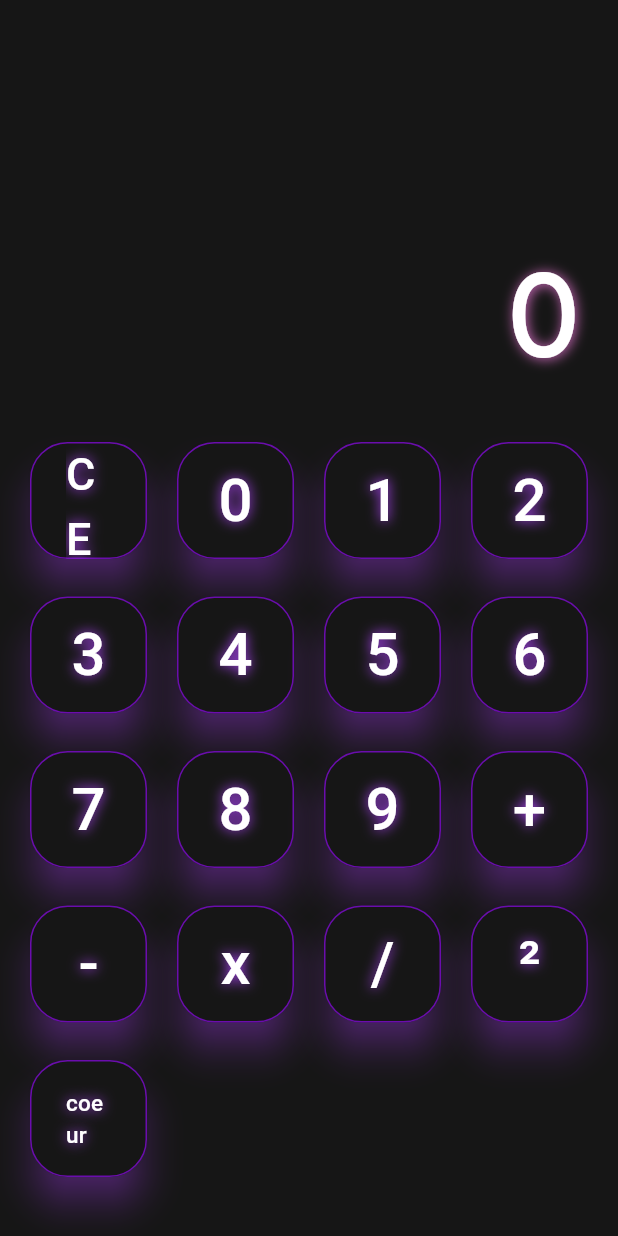
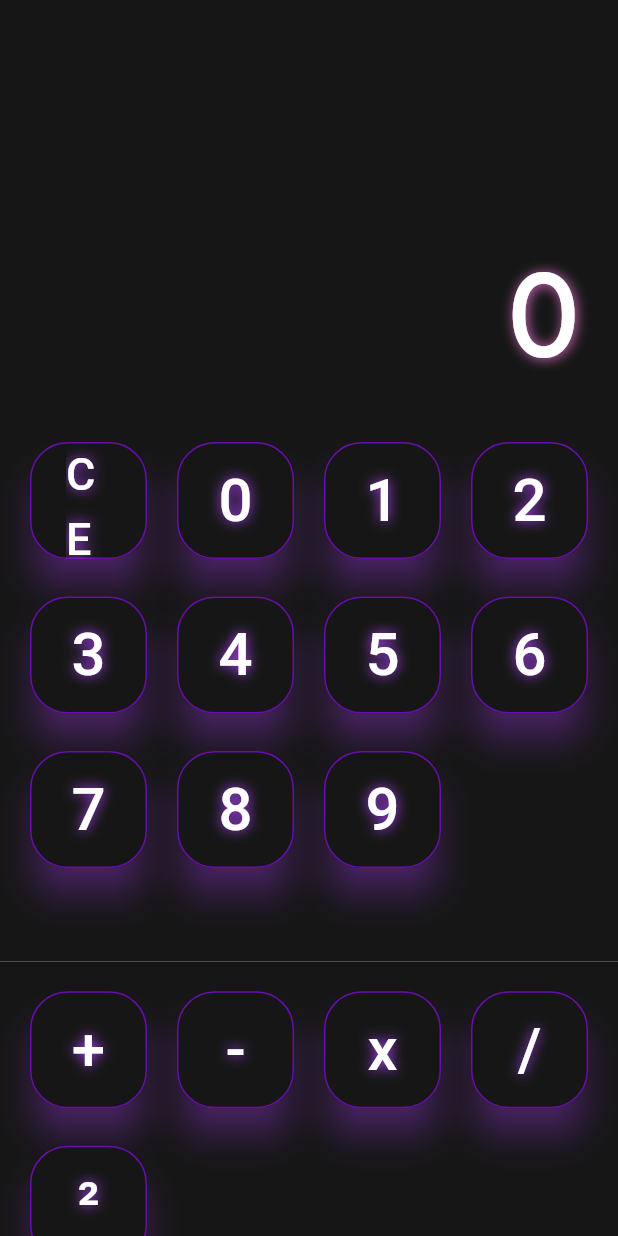
Before and after one commit to Guyllem/calculesther, a Flutter app: the screen it shows after launch, on a phone screen of 412 x 824 dp. Run offline on Flutter 3.47's test engine with Material 3 defaults, Android fonts, the phone set to English and light mode, and no system bars; Roboto replaces fonts that are missing (PlaneCrash).

Commit message:
Error when I try to separate the bottom screen in 2 side

```diff
--- a/lib/calculatrice.dart
+++ b/lib/calculatrice.dart
@@ -59,6 +59,10 @@ class _CalculatriceState extends State<Calculatrice> {
           ),
           Expanded(
             flex: 2,
+            child: Column(
+              children: [
+                Expanded(
+                  flex: 2,
                   child: Container(
                       color: AppColors.black,
                       child: GridView.count(
@@ -78,14 +82,30 @@ class _CalculatriceState extends State<Calculatrice> {
                             ButtonInterface(label: "7", interfaceSize: 40,onTap: (value) => _updateNumber(value)),
                             ButtonInterface(label: "8", interfaceSize: 40, onTap: (value) => _updateNumber(value)),
                             ButtonInterface(label: "9", interfaceSize: 40,onTap: (value) => _updateNumber(value)),
+                          ],
+                      ),
+                    ),
+                ),
+                Expanded(
+                  flex: 1,
+                    child: Container(
+                      color: AppColors.black,
+                      child: GridView.count(
+                        crossAxisCount: 4,
+                        crossAxisSpacing: 20,
+                        mainAxisSpacing: 25,
+                        padding: const EdgeInsets.all(20),
+                        children: [
                           ButtonInterface(label: "+", interfaceSize: 40,onTap: (value) => _updateNumber(value)),
                           ButtonInterface(label: "-", interfaceSize: 40,onTap: (value) => _updateNumber(value)),
                           ButtonInterface(label: "x", interfaceSize: 40,onTap: (value) => _updateNumber(value)),
                           ButtonInterface(label: "/", interfaceSize: 40,onTap: (value) => _updateNumber(value)),
-                    ButtonInterface(label: "²", interfaceSize: 40,onTap: (value) => _updateNumber(value)),
-                    ButtonInterface(label: "coeur", interfaceSize: 15,onTap: (value) => _updateNumber(value)),
+                          ButtonInterface(label: "²", interfaceSize: 40,onTap: (value) => _updateNumber(value))
                         ],
-              ),
+                      )
+                )
+                )
+              ],
             ),
           ),
         ],
```
Lines whose indentation alone changed are shown as unchanged.
